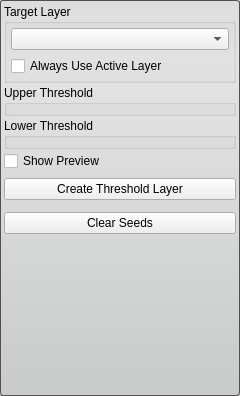
Before: the Qt Designer form src/Interface/ToolInterface/ThresholdToolInterface.ui in SCIInstitute/Seg3D, drawn with Qt 5.
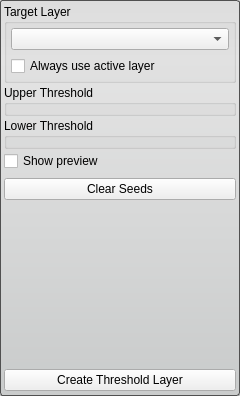
After: the same form once the commit is applied. Custom widgets are drawn as their Qt base class.

Commit message: fixed Threshold Tool: Move "Create Threshold Layer" button to b... fixed Tools/Filters: Inconsistent capitalization for groupboxes fixed Tools/Filters: Inconsistent capitalization for checkboxes

```diff
--- a/src/Interface/ToolInterface/ThresholdToolInterface.ui
+++ b/src/Interface/ToolInterface/ThresholdToolInterface.ui
@@ -41,9 +41,18 @@
    <property name="spacing">
     <number>2</number>
    </property>
-   <property name="margin">
+   <property name="leftMargin">
     <number>4</number>
    </property>
+   <property name="topMargin">
+    <number>4</number>
+   </property>
+   <property name="rightMargin">
+    <number>4</number>
+   </property>
+   <property name="bottomMargin">
+    <number>0</number>
+   </property>
    <item>
     <widget class="QGroupBox" name="target_groupbox_">
      <property name="title">
@@ -81,7 +90,7 @@
          <item>
           <widget class="QCheckBox" name="use_active_layer_">
            <property name="text">
-            <string>Always Use Active Layer</string>
+            <string>Always use active layer</string>
            </property>
           </widget>
          </item>
@@ -139,44 +148,7 @@
       <item>
        <widget class="QCheckBox" name="show_preview_checkbox_">
         <property name="text">
-         <string>Show Preview</string>
-        </property>
-       </widget>
-      </item>
-     </layout>
-    </widget>
-   </item>
-   <item>
-    <widget class="QWidget" name="widget_4" native="true">
-     <property name="minimumSize">
-      <size>
-       <width>0</width>
-       <height>32</height>
-      </size>
-     </property>
-     <property name="maximumSize">
-      <size>
-       <width>16777215</width>
-       <height>32</height>
-      </size>
-     </property>
-     <layout class="QHBoxLayout" name="horizontalLayout">
-      <property name="spacing">
-       <number>0</number>
-      </property>
-      <property name="margin">
-       <number>0</number>
-      </property>
-      <item>
-       <widget class="QPushButton" name="run_button_">
-        <property name="sizePolicy">
-         <sizepolicy hsizetype="Preferred" vsizetype="Fixed">
-          <horstretch>0</horstretch>
-          <verstretch>0</verstretch>
-         </sizepolicy>
-        </property>
-        <property name="text">
-         <string>Create Threshold Layer</string>
+         <string>Show preview</string>
         </property>
        </widget>
       </item>
@@ -230,6 +202,43 @@
      </property>
     </widget>
    </item>
+   <item>
+    <widget class="QWidget" name="widget_4" native="true">
+     <property name="minimumSize">
+      <size>
+       <width>0</width>
+       <height>32</height>
+      </size>
+     </property>
+     <property name="maximumSize">
+      <size>
+       <width>16777215</width>
+       <height>32</height>
+      </size>
+     </property>
+     <layout class="QHBoxLayout" name="horizontalLayout">
+      <property name="spacing">
+       <number>0</number>
+      </property>
+      <property name="margin">
+       <number>0</number>
+      </property>
+      <item>
+       <widget class="QPushButton" name="run_button_">
+        <property name="sizePolicy">
+         <sizepolicy hsizetype="Preferred" vsizetype="Fixed">
+          <horstretch>0</horstretch>
+          <verstretch>0</verstretch>
+         </sizepolicy>
+        </property>
+        <property name="text">
+         <string>Create Threshold Layer</string>
+        </property>
+       </widget>
+      </item>
+     </layout>
+    </widget>
+   </item>
   </layout>
  </widget>
  <customwidgets>
```
The commit also changes 52 other files.
